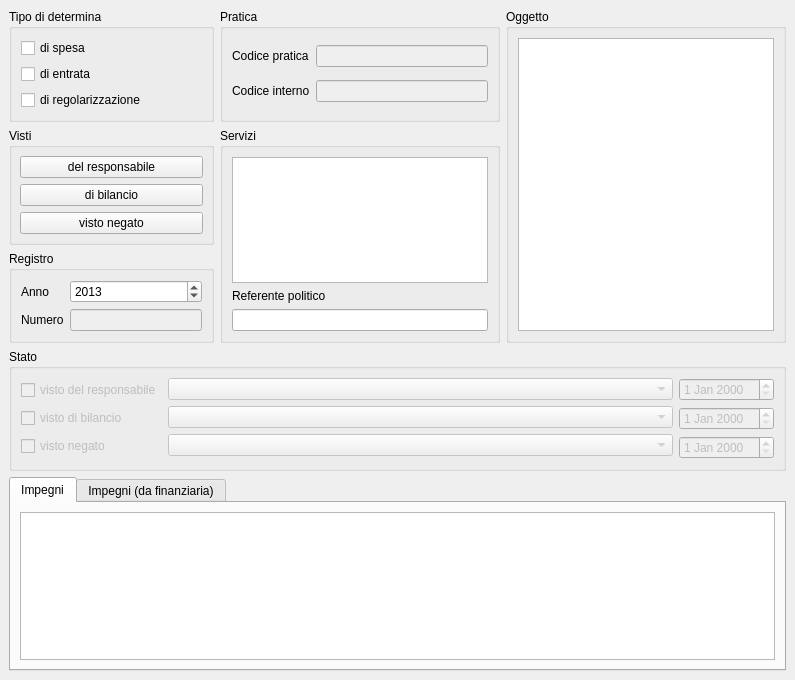
Above: src/com/axiastudio/suite/deliberedetermine/forms/determina.ui from tizianolattisi/suitegda before the change. Below: the same form after it.
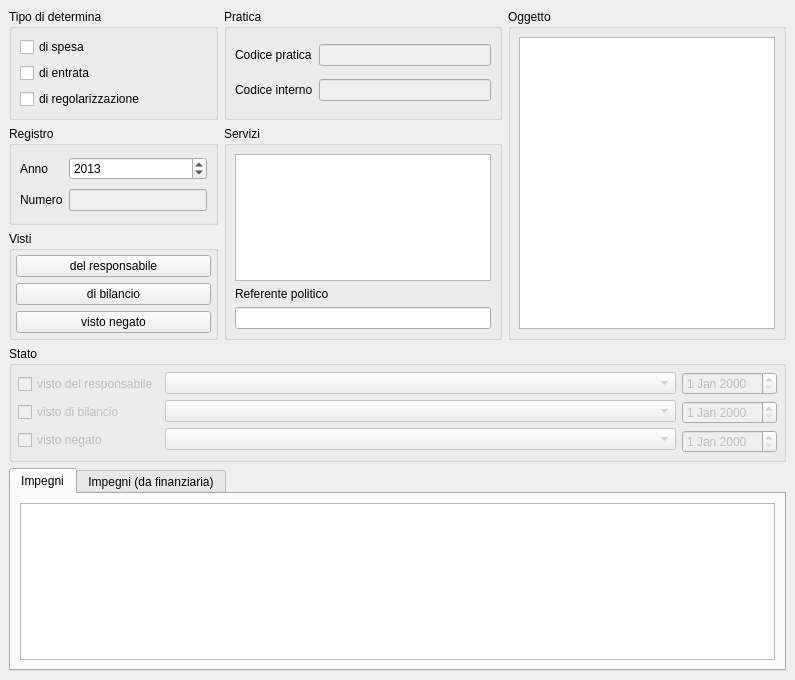
That is the form after the change. Custom widgets are drawn as their Qt base class.

Commit message: Completamento dell'oggetto movimento della determina, con strutturazione (opzionale) del capitolo.

The edit to the form file:
```diff
--- a/src/com/axiastudio/suite/deliberedetermine/forms/determina.ui
+++ b/src/com/axiastudio/suite/deliberedetermine/forms/determina.ui
@@ -21,6 +21,9 @@
        <string>Tipo di determina</string>
       </property>
       <layout class="QVBoxLayout" name="verticalLayout_6">
+       <property name="margin">
+        <number>8</number>
+       </property>
        <item>
         <widget class="QCheckBox" name="checkBox_4">
          <property name="text">
@@ -60,6 +63,9 @@
        <string>Pratica</string>
       </property>
       <layout class="QGridLayout" name="gridLayout">
+       <property name="margin">
+        <number>8</number>
+       </property>
        <item row="0" column="0">
         <widget class="QLabel" name="label">
          <property name="text">
@@ -103,6 +109,9 @@
        <string>Oggetto</string>
       </property>
       <layout class="QVBoxLayout" name="verticalLayout_7">
+       <property name="margin">
+        <number>8</number>
+       </property>
        <item>
         <widget class="QTextEdit" name="textEdit">
          <property name="column" stdset="0">
@@ -114,80 +123,14 @@
      </widget>
     </item>
     <item row="1" column="0">
-     <widget class="QGroupBox" name="groupBox_2">
-      <property name="title">
-       <string>Visti</string>
-      </property>
-      <layout class="QVBoxLayout" name="verticalLayout_2">
-       <property name="margin">
-        <number>8</number>
-       </property>
-       <item>
-        <widget class="QPushButton" name="pushButtonResponsabile">
-         <property name="text">
-          <string>del responsabile</string>
-         </property>
-        </widget>
-       </item>
-       <item>
-        <widget class="QPushButton" name="pushButtonBilancio">
-         <property name="text">
-          <string>di bilancio</string>
-         </property>
-        </widget>
-       </item>
-       <item>
-        <widget class="QPushButton" name="pushButtonVistoNegato">
-         <property name="text">
-          <string>visto negato</string>
-         </property>
-        </widget>
-       </item>
-      </layout>
-     </widget>
-    </item>
-    <item row="1" column="1" rowspan="2">
-     <widget class="QGroupBox" name="groupBox">
-      <property name="title">
-       <string>Servizi</string>
-      </property>
-      <layout class="QVBoxLayout" name="verticalLayout">
-       <item>
-        <widget class="com.axiastudio.pypapi.ui.widgets.PyPaPiTableView" name="tableView">
-         <property name="entity" stdset="0">
-          <string>.servizioDeterminaCollection</string>
-         </property>
-         <property name="reference" stdset="0">
-          <string>servizio</string>
-         </property>
-         <property name="columns" stdset="0">
-          <string>&lt;servizio&gt;</string>
-         </property>
-        </widget>
-       </item>
-       <item>
-        <widget class="QLabel" name="label_3">
-         <property name="text">
-          <string>Referente politico</string>
-         </property>
-        </widget>
-       </item>
-       <item>
-        <widget class="QLineEdit" name="lineEdit_3">
-         <property name="column" stdset="0">
-          <string>referentePolitico</string>
-         </property>
-        </widget>
-       </item>
-      </layout>
-     </widget>
-    </item>
-    <item row="2" column="0">
      <widget class="QGroupBox" name="groupBox_7">
       <property name="title">
        <string>Registro</string>
       </property>
       <layout class="QGridLayout" name="gridLayout_2">
+       <property name="margin">
+        <number>8</number>
+       </property>
        <item row="0" column="0">
         <widget class="QLabel" name="label_4">
          <property name="text">
@@ -237,12 +180,87 @@
       </layout>
      </widget>
     </item>
+    <item row="1" column="1" rowspan="2">
+     <widget class="QGroupBox" name="groupBox">
+      <property name="title">
+       <string>Servizi</string>
+      </property>
+      <layout class="QVBoxLayout" name="verticalLayout">
+       <property name="margin">
+        <number>8</number>
+       </property>
+       <item>
+        <widget class="com.axiastudio.pypapi.ui.widgets.PyPaPiTableView" name="tableView">
+         <property name="entity" stdset="0">
+          <string>.servizioDeterminaCollection</string>
+         </property>
+         <property name="reference" stdset="0">
+          <string>servizio</string>
+         </property>
+         <property name="columns" stdset="0">
+          <string>&lt;servizio&gt;</string>
+         </property>
+        </widget>
+       </item>
+       <item>
+        <widget class="QLabel" name="label_3">
+         <property name="text">
+          <string>Referente politico</string>
+         </property>
+        </widget>
+       </item>
+       <item>
+        <widget class="QLineEdit" name="lineEdit_3">
+         <property name="column" stdset="0">
+          <string>referentePolitico</string>
+         </property>
+        </widget>
+       </item>
+      </layout>
+     </widget>
+    </item>
+    <item row="2" column="0">
+     <widget class="QGroupBox" name="groupBox_2">
+      <property name="title">
+       <string>Visti</string>
+      </property>
+      <layout class="QVBoxLayout" name="verticalLayout_2">
+       <property name="margin">
+        <number>4</number>
+       </property>
+       <item>
+        <widget class="QPushButton" name="pushButtonResponsabile">
+         <property name="text">
+          <string>del responsabile</string>
+         </property>
+        </widget>
+       </item>
+       <item>
+        <widget class="QPushButton" name="pushButtonBilancio">
+         <property name="text">
+          <string>di bilancio</string>
+         </property>
+        </widget>
+       </item>
+       <item>
+        <widget class="QPushButton" name="pushButtonVistoNegato">
+         <property name="text">
+          <string>visto negato</string>
+         </property>
+        </widget>
+       </item>
+      </layout>
+     </widget>
+    </item>
     <item row="3" column="0" colspan="3">
      <widget class="QGroupBox" name="groupBox_3">
       <property name="title">
        <string>Stato</string>
       </property>
       <layout class="QHBoxLayout" name="horizontalLayout" stretch="0,1,0">
+       <property name="margin">
+        <number>6</number>
+       </property>
        <item>
         <layout class="QVBoxLayout" name="verticalLayout_3">
          <item>
```
Left out of the diff: 4 changed lines with no effect on the pictures. The commit also changes 5 other files.
